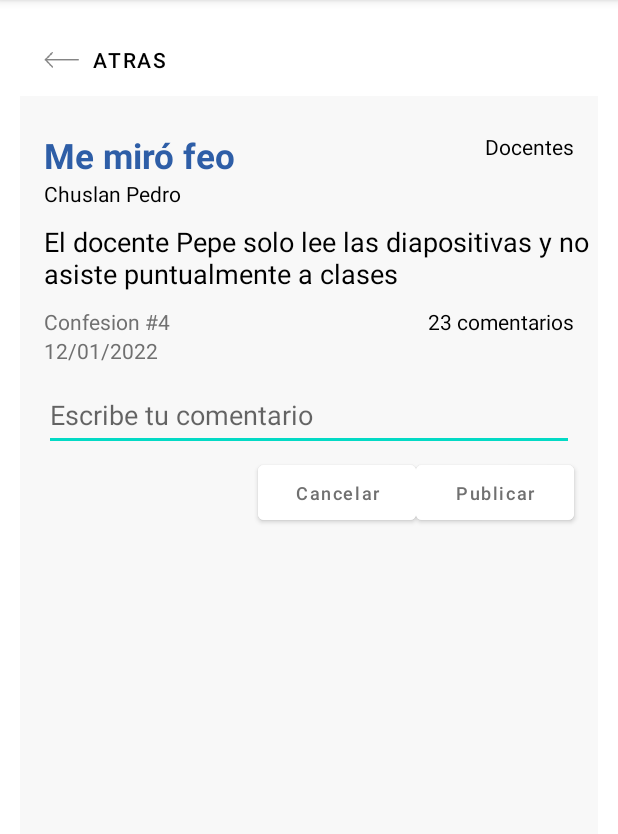
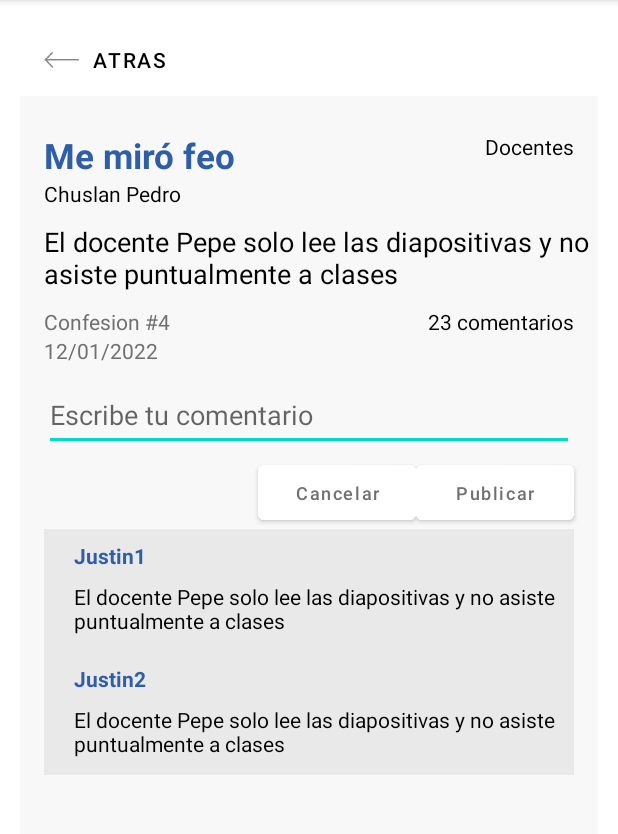
Before and after one commit to DanielCamSan/Confesionario, an Android app: the screen it shows after launch (IndividualConfession), after a tap on "BUTTON", on a phone screen of 412 x 824 dp, the part 84-918 px from its top. Run offline under Robolectric (Android 15) with nearby library versions, the phone set to English and light mode, and no system bars.

Commit message:
Implement Recycler Viewer

```diff
--- /dev/null
+++ b/app/src/main/java/edu/bo/confesionario/Comment.kt
@@ -0,0 +1,3 @@
+package edu.bo.confesionario
+
+data class Comment (val username: String, val commentBody: String)
--- /dev/null
+++ b/app/src/main/java/edu/bo/confesionario/CommentsProvider.kt
@@ -0,0 +1,10 @@
+package edu.bo.confesionario
+
+class CommentsProvider {
+    companion object{
+        val commentsList = listOf<Comment>(
+            Comment("Justin1", "El docente Pepe solo lee las diapositivas y no asiste puntualmente a clases"),
+            Comment("Justin2", "El docente Pepe solo lee las diapositivas y no asiste puntualmente a clases")
+        )
+    }
+}
--- a/app/src/main/java/edu/bo/confesionario/IndividualConfession.kt
+++ b/app/src/main/java/edu/bo/confesionario/IndividualConfession.kt
@@ -3,6 +3,9 @@ package edu.bo.confesionario
 import androidx.appcompat.app.AppCompatActivity
 import android.os.Bundle
 import android.widget.Button
+import androidx.recyclerview.widget.LinearLayoutManager
+import androidx.recyclerview.widget.RecyclerView
+import edu.bo.confesionario.adapter.CommentAdapter
 
 class IndividualConfession : AppCompatActivity() {
     private val backBtn: Button
@@ -14,5 +17,11 @@ class IndividualConfession : AppCompatActivity() {
         backBtn.setOnClickListener {
             finish()
         }
+        initRecyclerView()
+    }
+    private fun initRecyclerView(){
+        val recyclerView = findViewById<RecyclerView>(R.id.recyclerView)
+        recyclerView.layoutManager = LinearLayoutManager(this)
+        recyclerView.adapter = CommentAdapter(CommentsProvider.commentsList)
     }
 }
--- /dev/null
+++ b/app/src/main/java/edu/bo/confesionario/adapter/CommentAdapter.kt
@@ -0,0 +1,21 @@
+package edu.bo.confesionario.adapter
+
+import android.view.LayoutInflater
+import android.view.ViewGroup
+import androidx.recyclerview.widget.RecyclerView
+import edu.bo.confesionario.Comment
+import edu.bo.confesionario.R
+
+class CommentAdapter(private val commentsList: List<Comment>) : RecyclerView.Adapter<CommentViewHolder>() {
+    override fun onCreateViewHolder(parent: ViewGroup, viewType: Int): CommentViewHolder {
+        val layoutInflater = LayoutInflater.from(parent.context)
+        return CommentViewHolder(layoutInflater.inflate(R.layout.item_comment, parent, false))
+    }
+
+    override fun onBindViewHolder(holder: CommentViewHolder, position: Int) {
+        val item = commentsList[position]
+        holder.render(item)
+    }
+
+    override fun getItemCount(): Int = commentsList.size
+}
--- /dev/null
+++ b/app/src/main/java/edu/bo/confesionario/adapter/CommentViewHolder.kt
@@ -0,0 +1,17 @@
+package edu.bo.confesionario.adapter
+
+import android.view.View
+import android.widget.TextView
+import androidx.recyclerview.widget.RecyclerView
+import edu.bo.confesionario.Comment
+import edu.bo.confesionario.R
+
+class CommentViewHolder(view: View): RecyclerView.ViewHolder(view) {
+    val comment_username = view.findViewById<TextView>(R.id.username)
+    val comment_body = view.findViewById<TextView>(R.id.commentBody)
+
+    fun render(commentModel: Comment){
+        comment_username.text = commentModel.username
+        comment_body.text = commentModel.commentBody
+    }
+}
--- /dev/null
+++ b/app/src/main/res/layout/item_comment.xml
@@ -0,0 +1,47 @@
+<?xml version="1.0" encoding="utf-8"?>
+<androidx.constraintlayout.widget.ConstraintLayout xmlns:android="http://schemas.android.com/apk/res/android"
+    xmlns:app="http://schemas.android.com/apk/res-auto"
+    xmlns:tools="http://schemas.android.com/tools"
+    android:layout_width="match_parent"
+    android:layout_height="wrap_content">
+
+
+    <androidx.constraintlayout.widget.ConstraintLayout
+        android:id="@+id/container"
+        android:layout_width="0dp"
+        android:layout_height="82dp"
+        android:background="@color/commentBackground"
+        android:backgroundTint="@color/commentBackground"
+        app:cardCornerRadius="20dp"
+        app:cardPreventCornerOverlap="false"
+        app:layout_constraintEnd_toEndOf="parent"
+        app:layout_constraintHorizontal_bias="0.0"
+        app:layout_constraintStart_toStartOf="parent"
+        app:layout_constraintTop_toTopOf="parent">
+
+        <TextView
+            android:id="@+id/username"
+            android:layout_width="wrap_content"
+            android:layout_height="wrap_content"
+            android:layout_marginStart="20dp"
+            android:layout_marginTop="8dp"
+            android:text="Justin 1"
+            android:textColor="@color/mainBlue"
+            android:textStyle="bold"
+            app:layout_constraintStart_toStartOf="parent"
+            app:layout_constraintTop_toTopOf="parent" />
+
+        <TextView
+            android:id="@+id/commentBody"
+            android:layout_width="wrap_content"
+            android:layout_height="wrap_content"
+            android:layout_marginTop="8dp"
+            android:height="48dp"
+            android:inputType="textLongMessage|textMultiLine"
+            android:text="El docente Pepe solo lee las diapositivas y no asiste puntualmente a clases"
+            android:textColor="@color/black"
+            android:textStyle="normal"
+            app:layout_constraintStart_toStartOf="@+id/username"
+            app:layout_constraintTop_toBottomOf="@+id/username" />
+    </androidx.constraintlayout.widget.ConstraintLayout>
+</androidx.constraintlayout.widget.ConstraintLayout>
--- a/app/src/main/res/values/colors.xml
+++ b/app/src/main/res/values/colors.xml
@@ -8,6 +8,7 @@
     <color name="black">#FF000000</color>
     <color name="white">#FFFFFFFF</color>
     <color name="background">#F8F8F8</color>
+    <color name="commentBackground">#E9E9E9</color>
     <color name="mainBlue">#2E5EA7</color>
     <color name="placeholder">#707070</color>
 </resources>
```
